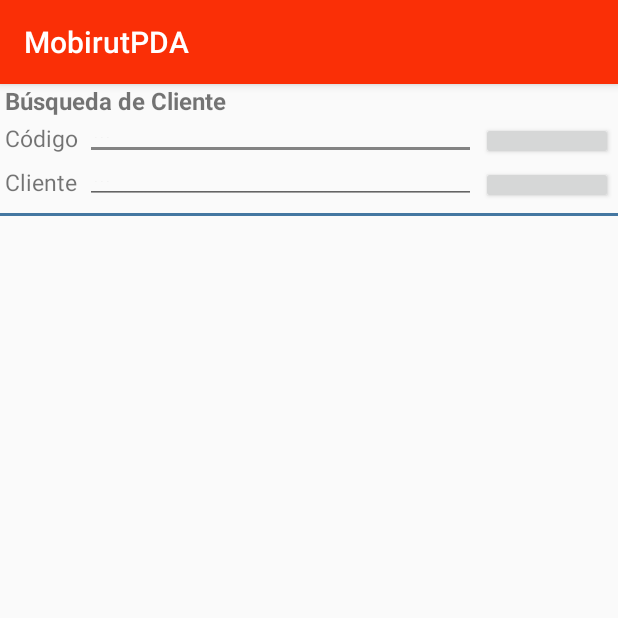
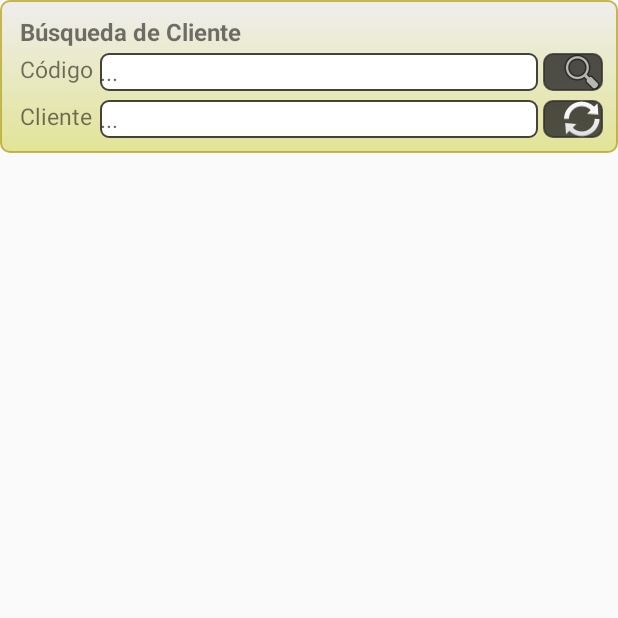
Before and after one commit to mlynk6/MobirutPDA, an Android app: the BuscarCliente screen opened directly, with no data from a screen before it, on a phone screen of 412 x 824 dp, the top half of it. Run offline under Robolectric (Android 15) with nearby library versions, the phone set to English and light mode, and no system bars; 1 statement that could not run was skipped.

Commit message:
Merge branch 'rama2' of https://github.com/mlynk6/MobirutPDA
                     # Conflicts:
                     #	.idea/modules.xml

 Menu Sincronizacion v2

```diff
--- a/app/src/main/java/filtroslys/mobirutpda/BuscarCliente.java
+++ b/app/src/main/java/filtroslys/mobirutpda/BuscarCliente.java
@@ -1,5 +1,6 @@
 package filtroslys.mobirutpda;
 
+import android.app.ActionBar;
 import android.content.Context;
 import android.content.Intent;
 import android.app.Activity;
@@ -26,6 +27,8 @@ public class BuscarCliente extends AppCompatActivity {
     int nPosicion = -1;
     String sFrm="";
     ArrayList<entCliente> LstCliente;
+    int currentapiVersion;
+    android.support.v7.app.ActionBar actionBar=null;
 
     @Override
     protected void onCreate(Bundle savedInstanceState) {
@@ -36,6 +39,11 @@ public class BuscarCliente extends AppCompatActivity {
         app = ((appglobal) getApplicationContext());
         sFrm = getIntent().getExtras().getString("Formulario");
         EnlazarControles();
+        currentapiVersion = android.os.Build.VERSION.SDK_INT;
+        if (currentapiVersion >= android.os.Build.VERSION_CODES.LOLLIPOP){
+            actionBar = getSupportActionBar();
+            actionBar.hide();
+        }
     }
 
     public void EnlazarControles() {
--- /dev/null
+++ b/app/src/main/res/drawable/shape_blue.xml
@@ -0,0 +1,19 @@
+<?xml version="1.0" encoding="utf-8" ?>
+<selector xmlns:android="http://schemas.android.com/apk/res/android">
+    <item android:state_pressed="true">
+        <shape>
+            <solid android:color="#c80f2a73" />
+            <stroke android:width="1dp" android:color="#00101c78" />
+            <corners android:radius="6dp" />
+            <padding android:left="10dp" android:top="10dp" android:right="10dp" android:bottom="10dp" />
+        </shape>
+    </item>
+    <item>
+        <shape>
+            <gradient android:startColor="#c20d1b38" android:endColor="#91092b61" android:angle="270" />
+            <stroke android:width="1dp" android:color="#c4093674" />
+            <corners android:radius="6dp" />
+            <padding android:left="10dp" android:top="10dp" android:right="10dp" android:bottom="10dp" />
+        </shape>
+    </item>
+</selector>
--- /dev/null
+++ b/app/src/main/res/drawable/shape_silver.xml
@@ -0,0 +1,19 @@
+<?xml version="1.0" encoding="utf-8" ?>
+<selector xmlns:android="http://schemas.android.com/apk/res/android">
+    <item android:state_pressed="true">
+        <shape>
+            <solid android:color="#df121312" />
+            <stroke android:width="1dp" android:color="#00101c78" />
+            <corners android:radius="6dp" />
+            <padding android:left="10dp" android:top="10dp" android:right="10dp" android:bottom="10dp" />
+        </shape>
+    </item>
+    <item>
+        <shape>
+            <gradient android:startColor="#c21a1818" android:endColor="#d22e2d2d" android:angle="270" />
+            <stroke android:width="1dp" android:color="#c42f302f" />
+            <corners android:radius="6dp" />
+            <padding android:left="10dp" android:top="10dp" android:right="10dp" android:bottom="10dp" />
+        </shape>
+    </item>
+</selector>
--- /dev/null
+++ b/app/src/main/res/drawable/shape_yellow.xml
@@ -0,0 +1,19 @@
+<?xml version="1.0" encoding="utf-8" ?>
+<selector xmlns:android="http://schemas.android.com/apk/res/android">
+    <item android:state_pressed="true">
+        <shape>
+            <solid android:color="#8ddfbb1b" />
+            <stroke android:width="1dp" android:color="#00101c78" />
+            <corners android:radius="6dp" />
+            <padding android:left="10dp" android:top="10dp" android:right="10dp" android:bottom="10dp" />
+        </shape>
+    </item>
+    <item>
+        <shape>
+            <gradient android:startColor="#c2eceaea" android:endColor="#8dced246" android:angle="270" />
+            <stroke android:width="1dp" android:color="#c4b4a522" />
+            <corners android:radius="6dp" />
+            <padding android:left="10dp" android:top="10dp" android:right="10dp" android:bottom="10dp" />
+        </shape>
+    </item>
+</selector>
--- a/app/src/main/res/layout/buscar_cliente.xml
+++ b/app/src/main/res/layout/buscar_cliente.xml
@@ -15,94 +15,120 @@
         <LinearLayout
             android:layout_width="wrap_content"
             android:layout_height="wrap_content"
+            android:background="@drawable/shape_yellow"
             android:orientation="vertical">
 
             <TextView
+                android:layout_width="wrap_content"
+                android:layout_height="wrap_content"
+                android:layout_marginBottom="3dp"
+                android:layout_marginLeft="3dp"
                 android:text="@string/lbl_buscarclientetitulo"
                 android:textSize="16dp"
-                android:layout_width="wrap_content"
-                android:layout_height="wrap_content"
-                android:layout_marginLeft="3dp"
-                android:layout_marginBottom="3dp"
-                android:textStyle="bold"/>
+                android:textStyle="bold" />
 
-            <TableLayout android:id="@+id/lbl_panelbuscar"
+            <LinearLayout
+                android:layout_width="match_parent"
+                android:layout_height="match_parent"
+                android:orientation="vertical">
+
+                <LinearLayout
+                    android:layout_width="match_parent"
+                    android:layout_height="match_parent"
+                    android:orientation="horizontal"></LinearLayout>
+            </LinearLayout>
+
+            <TableLayout
+                android:id="@+id/lbl_panelbuscar"
                 android:layout_width="wrap_content"
                 android:layout_height="wrap_content"
                 android:stretchColumns="2">
 
                 <TableRow android:layout_marginBottom="4dp">
+
                     <TextView
-                        android:text="@string/lbl_buscarclientecodigo"
-                        android:textSize="15dp"
                         android:layout_width="50dp"
                         android:layout_height="20dp"
+                        android:layout_gravity="fill_vertical"
                         android:layout_marginLeft="3dp"
                         android:layout_marginRight="3dp"
-                        android:layout_gravity="fill_vertical"/>
+                        android:text="@string/lbl_buscarclientecodigo"
+                        android:textSize="15dp" />
 
                     <EditText
                         android:id="@+id/txtCodigo"
+                        android:layout_width="match_parent"
+                        android:layout_height="25dp"
                         android:layout_column="2"
+                        android:layout_gravity="fill_vertical"
+                        android:layout_marginRight="3dp"
+                        android:background="@drawable/edittext_style"
+                        android:hint="@string/ingresartexto"
                         android:inputType="number"
-                        android:layout_height="25dp"
-                        android:textSize="15dp"
-                        android:layout_marginRight="3dp"
-                        android:layout_gravity="fill_vertical"
-                        android:hint="@string/ingresartexto"
-                        android:paddingLeft="5dp"
-                        android:paddingRight="5dp"
-                        android:maxLength="10">
+                        android:maxLength="10"
+                        android:textSize="15dp">
+
                         <requestFocus />
                     </EditText>
 
-                    <Button
-                        android:id="@+id/btnBuscar"
-                        android:layout_width="wrap_content"
-                        android:layout_height="25dp"
-                        android:textSize="15dp"
-                        android:text="@string/btn_buscar"
-                        android:onClick="EventoBuscar"
-                        android:layout_marginRight="3dp"
-                        android:paddingLeft="5dp"
-                        android:paddingRight="5dp"/>
+                    <LinearLayout
+                        android:layout_width="20dp"
+                        android:layout_height="match_parent"
+                        android:orientation="horizontal">
+
+                        <Button
+                            android:id="@+id/btnBuscarCli"
+                            android:layout_width="@dimen/size40"
+                            android:layout_height="wrap_content"
+
+                            android:background="@drawable/shape_silver"
+                            android:drawableLeft="@android:drawable/ic_menu_search"
+                            android:onClick="EventoBuscar" />
+                    </LinearLayout>
                 </TableRow>
 
-                <TableRow android:layout_marginBottom="6dp">
+                <TableRow
+                    android:layout_marginTop="2dp"
+                    android:gravity="center">
+
                     <TextView
-                        android:text="@string/lbl_buscarclienterazon"
-                        android:textSize="15dp"
                         android:layout_width="50dp"
                         android:layout_height="20dp"
+                        android:layout_gravity="fill_vertical"
                         android:layout_marginLeft="3dp"
                         android:layout_marginRight="3dp"
-                        android:layout_gravity="fill_vertical"/>
+                        android:text="@string/lbl_buscarclienterazon"
+                        android:textSize="15dp" />
 
                     <EditText
                         android:id="@+id/txtNombre"
+                        android:layout_height="25dp"
                         android:layout_column="2"
-                        android:layout_height="25dp"
-                        android:textSize="15dp"
                         android:layout_marginRight="3dp"
-                        android:paddingLeft="5dp"
-                        android:paddingRight="5dp"
-                        android:inputType="textCapCharacters"
+                        android:background="@drawable/edittext_style"
                         android:capitalize="characters"
                         android:hint="@string/ingresartexto"
-                        android:maxLength="15"/>
+                        android:inputType="textCapCharacters"
+                        android:maxLength="15"
+                        android:textSize="15dp" />
 
-                    <Button
-                        android:id="@+id/btnLimpiar"
-                        android:layout_width="wrap_content"
-                        android:layout_height="25dp"
-                        android:textSize="15dp"
-                        android:text="@string/btn_Limpiar"
-                        android:onClick="EventoLimpiar"
-                        android:layout_marginRight="3dp"
-                        android:paddingLeft="5dp"
-                        android:paddingRight="5dp"/>
+                    <LinearLayout
+                        android:layout_width="match_parent"
+                        android:layout_height="match_parent"
+                        android:orientation="horizontal">
+
+                        <Button
+                            android:id="@+id/btnLimpiarCli"
+                            android:layout_width="@dimen/size40"
+                            android:layout_height="wrap_content"
+                            android:background="@drawable/shape_silver"
+                            android:drawableStart="@android:drawable/ic_popup_sync"
+                            android:onClick="EventoLimpiar" />
+                    </LinearLayout>
+
                 </TableRow>
             </TableLayout>
+
         </LinearLayout>
 
         <!-- Panel de Filtrado -->
@@ -115,17 +141,16 @@
 
             <View
                 android:layout_width="wrap_content"
-                android:layout_height="2dp"
-                android:background="@color/colorLine"/>
+                android:layout_height="2dp" />
 
             <ListView
                 android:id="@+id/lvCliente"
                 android:layout_width="fill_parent"
                 android:layout_height="wrap_content"
-                android:divider="#FFFFFF"
+                android:layout_gravity="center"
+                android:layout_marginTop="4dp"
                 android:dividerHeight="1dp"
-                android:layout_gravity="center"
-                android:drawSelectorOnTop="false"/>
+                android:drawSelectorOnTop="false" />
         </LinearLayout>
 
     </LinearLayout>
--- /dev/null
+++ b/app/src/main/res/values-v21/dimens.xml
@@ -0,0 +1,5 @@
+<?xml version="1.0" encoding="utf-8"?>
+<resources>
+    <dimen name="size40">40sp</dimen>
+    <dimen name="size35">35sp</dimen>
+</resources>
--- a/app/src/main/res/values/dimens.xml
+++ b/app/src/main/res/values/dimens.xml
@@ -5,4 +5,6 @@
     <dimen name="nav_header_vertical_spacing">16dp</dimen>
     <dimen name="nav_header_height">160dp</dimen>
     <dimen name="fab_margin">16dp</dimen>
+    <dimen name="size40">40sp</dimen>
+    <dimen name="size35">35sp</dimen>
 </resources>
```
Also changed, not shown: app/src/main/res/drawable/ic_undo_white_24dp.png (added), app/src/main/res/drawable/ic_undo_white_36dp.png (added).
